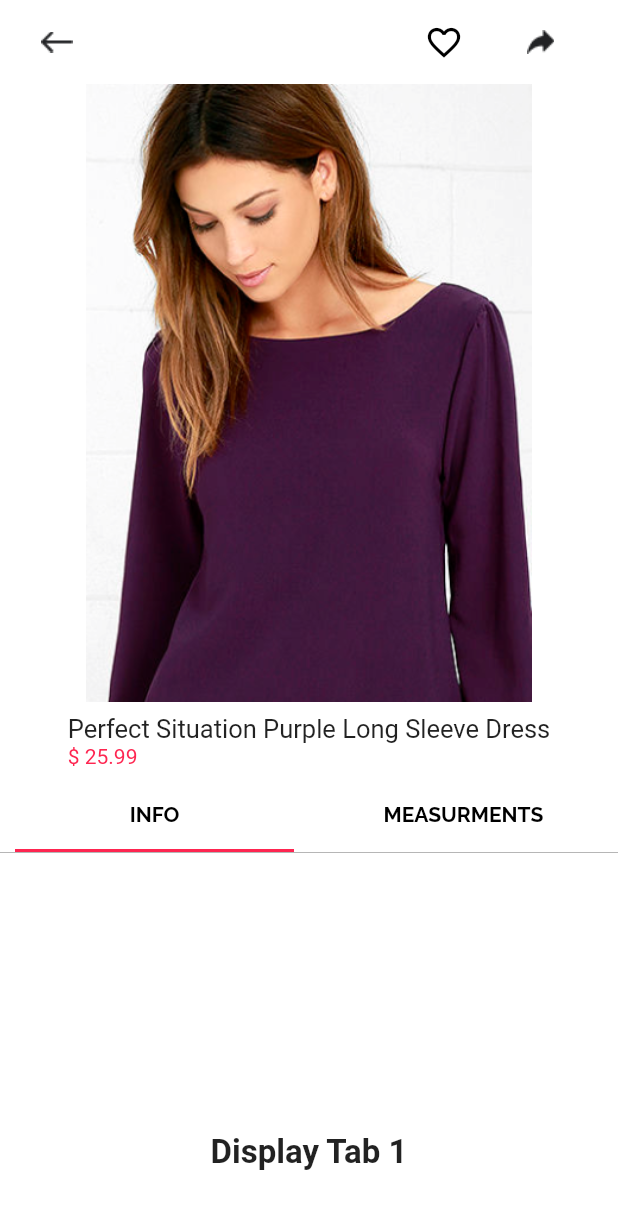
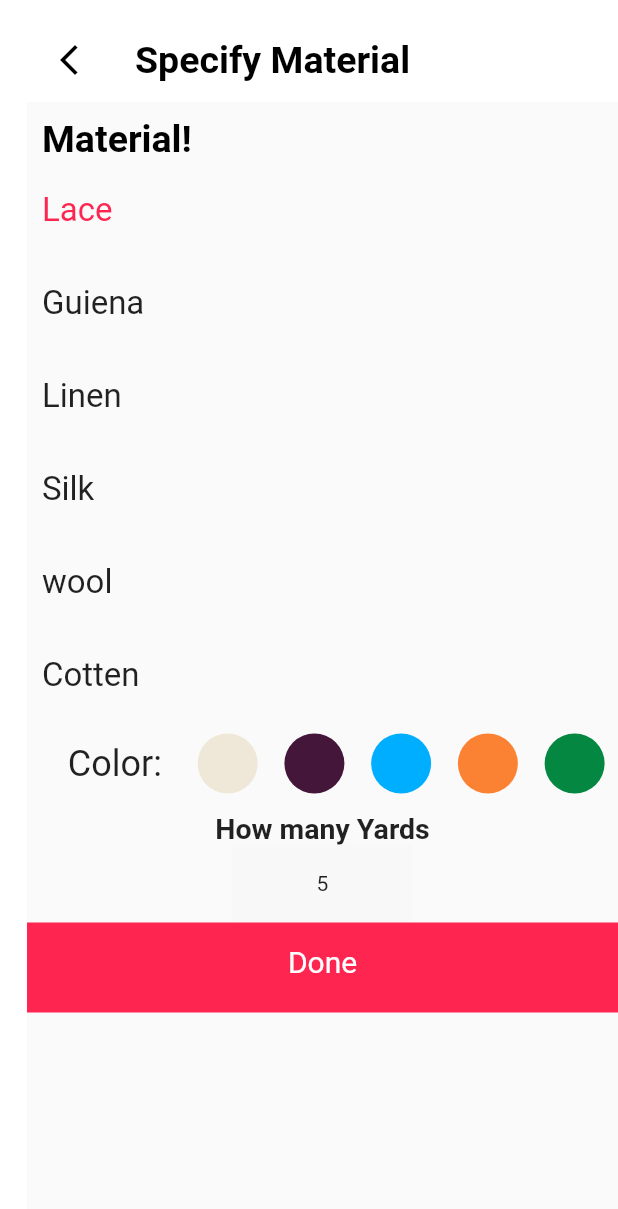
Before and after one commit to AliJawadSubhan/min-hack, a Flutter app: the screen it shows after launch, on a phone screen of 412 x 824 dp. Shown: the top 1209 px of the screen. Run offline on Flutter 3.47's test engine with Material 2 defaults, Android fonts, the phone set to English and light mode, and no system bars; our stand-ins replace google_fonts, smooth_page_indicator.

Commit message:
60 perc complete

```diff
--- a/lib/const.dart
+++ b/lib/const.dart
@@ -1,7 +1,16 @@
-
-
 import 'package:flutter/material.dart';
-
-
+import 'package:google_fonts/google_fonts.dart';
 
 const primaryColor = Color(0xFFFE2550);
+
+const infoText =
+    "AS SEEN IN REDBOOK! You'll be primed and ready in the Perfect Situation Purple Long Sleeve Shift Dress when everything starts falling into place! This woven poly dress has a casual shift shape, accented by a rounded neckline.";
+
+var style = GoogleFonts.raleway(fontWeight: FontWeight.bold);
+
+var style1 = GoogleFonts.raleway(color: primaryColor);
+
+const totalPrice = Text(
+  "\$ 25.99",
+  style: TextStyle(color: primaryColor),
+);
--- a/lib/main.dart
+++ b/lib/main.dart
@@ -1,5 +1,6 @@
 import 'dart:async';
 
+import 'package:fi/screens/customize.pro.dart';
 import 'package:fi/screens/pageview/page.dart';
 import 'package:fi/screens/product_detail.dart';
 import 'package:fi/screens/splashscreen.dart';
@@ -14,9 +15,9 @@ class ClothingApp extends StatelessWidget {
 
   @override
   Widget build(BuildContext context) {
-    return const MaterialApp(
+    return MaterialApp(
       debugShowCheckedModeBanner: false,
-      home: ProductDetail(),
+      home: Customize(),
     );
   }
 }
--- /dev/null
+++ b/lib/screens/customize.pro.dart
@@ -0,0 +1,197 @@
+import 'package:fi/const.dart';
+import 'package:fi/screens/product_detail.dart';
+import 'package:flutter/material.dart';
+import 'package:google_fonts/google_fonts.dart';
+
+class Customize extends StatelessWidget {
+  Customize({Key? key}) : super(key: key);
+
+  @override
+  Widget build(BuildContext context) {
+    return Padding(
+      padding: const EdgeInsets.only(left: 18.0, bottom: 12, top: 12),
+      child: Scaffold(
+        appBar: AppBar(
+          backgroundColor: Colors.white,
+          elevation: 0.00,
+          leading: IconButton(
+            icon: const Icon(
+              Icons.arrow_back_ios_new,
+              color: Colors.black,
+            ),
+            onPressed: () {
+              Navigator.pop(
+                context,
+                MaterialPageRoute(builder: (context) => const ProductDetail()),
+              );
+            },
+          ),
+          title: const Text.rich(
+            TextSpan(
+              text: "Specify Material",
+              style: TextStyle(
+                  color: Colors.black,
+                  fontSize: 25,
+                  fontWeight: FontWeight.bold),
+            ),
+          ),
+        ),
+        body: SingleChildScrollView(
+          child: Column(
+            crossAxisAlignment: CrossAxisAlignment.center,
+            children: [
+              Container(
+                margin: const EdgeInsets.all(10),
+                width: double.infinity,
+                child: const Text.rich(
+                  TextSpan(
+                    text: "Material!",
+                    style: TextStyle(
+                        color: Colors.black,
+                        fontSize: 25,
+                        fontWeight: FontWeight.bold),
+                  ),
+                ),
+              ),
+              TextContainer(
+                maintext: "Lace",
+                pre: primaryColor,
+              ),
+              TextContainer(
+                maintext: "Guiena",
+              ),
+              TextContainer(
+                maintext: "Linen",
+              ),
+              TextContainer(
+                maintext: "Silk",
+              ),
+              TextContainer(
+                maintext: "wool",
+              ),
+              TextContainer(
+                maintext: "Cotten",
+              ),
+              SingleChildScrollView(
+                child: Row(
+                  mainAxisAlignment: MainAxisAlignment.spaceAround,
+                  children: const [
+                    SizedBox(
+                      width: 0.5,
+                    ),
+                    Text(
+                      "Color: ",
+                      style: TextStyle(fontSize: 24),
+                    ),
+                    CircleAvatar(
+                      backgroundColor: Color(0xFFEFE8D8),
+                    ),
+                    CircleAvatar(
+                      backgroundColor: Color(0XFF43163A),
+                    ),
+                    CircleAvatar(
+                      backgroundColor: Color(0XFF00AEFF),
+                    ),
+                    CircleAvatar(
+                      backgroundColor: Color(0XFFFC8233),
+                    ),
+                    CircleAvatar(
+                      backgroundColor: Color.fromARGB(255, 3, 135, 65),
+                    ),
+                  ],
+                ),
+              ),
+              const SizedBox(
+                height: 12,
+              ),
+              const Text(
+                "How many Yards",
+                style: TextStyle(fontSize: 19, fontWeight: FontWeight.bold),
+              ),
+              Container(
+                height: 52,
+                width: 120,
+                color: const Color(0xFFF8F8F8),
+                child: const Center(
+                  child: Text(
+                    "5",
+                    textAlign: TextAlign.center,
+                  ),
+                ),
+              ),
+              Container(
+                width: double.infinity,
+                height: 60,
+                color: primaryColor,
+                child: const Center(
+                  child: Padding(
+                    // Incase there is interactive button in user's phone and they dont accidentally quit
+                    padding: EdgeInsets.only(bottom: 8.0),
+                    child: Text(
+                      "Done",
+                      style: TextStyle(color: Colors.white, fontSize: 20),
+                    ),
+                  ),
+                ),
+              ),
+            ],
+          ),
+        ),
+      ),
+    );
+  }
+}
+
+class TextContainer extends StatelessWidget {
+  TextContainer({Key? key, this.pre, required this.maintext}) : super(key: key);
+
+  Color? pre = Colors.black;
+  final String maintext;
+
+  @override
+  Widget build(BuildContext context) {
+    return Container(
+      margin: EdgeInsets.all(10),
+      height: 42,
+      width: double.infinity,
+      child: Text(
+        maintext,
+        style: TextStyle(fontSize: 22, color: pre),
+      ),
+    );
+  }
+}
+
+/*  Text(
+                "Material",
+                style: style1,
+              ),
+              Text(
+                "Lace",
+                style: style,
+              ),
+              Text(
+                "Ankara",
+                style: style,
+              ),
+              Text(
+                "Guiena",
+                style: style,
+              ),
+              Text(
+                "Linen",
+                style: style,
+              ),
+              Text(
+                "Silk",
+                style: style,
+              ),
+              Text(
+                "Material",
+                style: style,
+              ),
+              Text(
+                "Material",
+                style: style,
+              )
+              */
--- a/lib/screens/product_detail.dart
+++ b/lib/screens/product_detail.dart
@@ -1,4 +1,10 @@
+
+
+
 import 'package:fi/const.dart';
+import 'package:fi/screens/customize.pro.dart';
+import 'package:fi/screens/tab_bar/info.dart';
+import 'package:fi/screens/tab_bar/measurements.dart';
 import 'package:flutter/material.dart';
 import 'package:google_fonts/google_fonts.dart';
 
@@ -12,10 +18,13 @@ class ProductDetail extends StatelessWidget {
       backgroundColor: Colors.white,
       appBar: AppBar(
         backgroundColor: Colors.white,
-        leading: const Padding(
-          padding: EdgeInsets.only(left: 20.0),
-          child: Image(
-            image: AssetImage("images/Shape.png"),
+        leading: GestureDetector(
+          onTap: () {},
+          child: const Padding(
+            padding: const EdgeInsets.only(left: 20.0),
+            child: Image(
+              image: AssetImage("images/Shape.png"),
+            ),
           ),
         ),
         actions: [
@@ -58,10 +67,7 @@ class ProductDetail extends StatelessWidget {
                     style: TextStyle(fontSize: 17),
                   ),
                 ),
-                Text(
-                  "\$ 25.99",
-                  style: TextStyle(color: primaryColor),
-                ),
+                totalPrice,
               ],
             ),
           ),
@@ -101,18 +107,10 @@ class ProductDetail extends StatelessWidget {
                   decoration: const BoxDecoration(
                       border: Border(
                           top: BorderSide(color: Colors.grey, width: 0.5))),
-                  child: const TabBarView(
+                  child: TabBarView(
                     children: <Widget>[
-                      Center(
-                        child: Text('Display Tab 1',
-                            style: TextStyle(
-                                fontSize: 22, fontWeight: FontWeight.bold)),
-                      ),
-                      Center(
-                        child: Text('Display Tab 2',
-                            style: TextStyle(
-                                fontSize: 22, fontWeight: FontWeight.bold)),
-                      ),
+                      const Info(),
+                      Measurments(),
                     ],
                   ),
                 ),
```
Also changed, not shown: lib/custom_widget/body_meas.dart (added, +41 -0 lines), lib/screens/dashboard.dart (added, +53 -0 lines), lib/screens/tab_bar/info.dart (+32 -4 lines), lib/screens/tab_bar/measurements.dart (+166 -0 lines), images/avatar.png (added).
